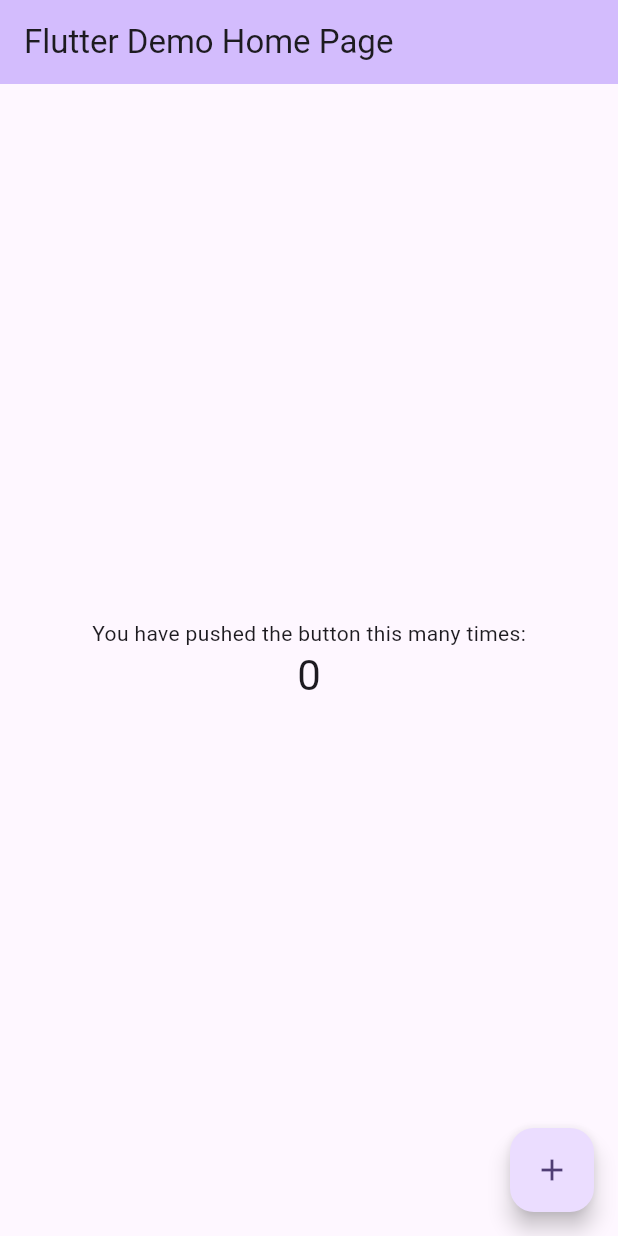
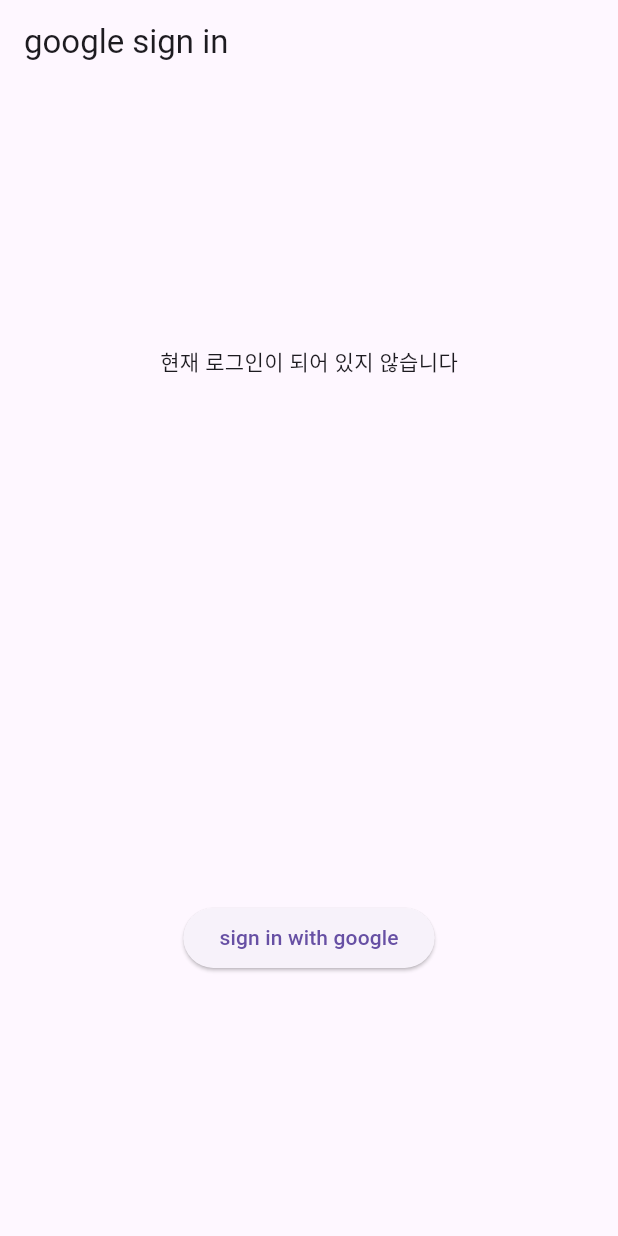
Before and after one commit to CourseMate-devs/CourseMate-Client, a Flutter app: the screen it shows after launch, on a phone screen of 412 x 824 dp. Run offline on Flutter 3.47's test engine with Material 3 defaults, Android fonts, the phone set to English and light mode, and no system bars; our stand-ins replace google_sign_in.

Commit message:
구글 oauth 구현

```diff
--- /dev/null
+++ b/lib/Model/temp.dart
@@ -0,0 +1,9 @@
+import 'package:google_sign_in/google_sign_in.dart';
+
+class TempModel{
+  GoogleSignInAccount? currentUser;
+
+  void setUser(GoogleSignInAccount? currentUser){
+    this.currentUser = currentUser;
+  }
+}
--- /dev/null
+++ b/lib/Presenter/auth/google_oauth.dart
@@ -0,0 +1,105 @@
+import 'dart:developer';
+
+import 'package:course_mate/Model/temp.dart';
+import 'package:flutter/material.dart';
+import 'package:google_sign_in/google_sign_in.dart';
+
+enum SignInType {
+  none,
+  google,
+  apple,
+}
+
+SignInType _currentSignInType = SignInType.none;
+
+class SocialLoginService {
+  /// Singleton Pattern
+  static final SocialLoginService _socialLoginService = SocialLoginService._();
+  SocialLoginService._();
+  factory SocialLoginService() {
+    return _socialLoginService;
+  }
+  final GoogleSignIn _googleSignIn = GoogleSignIn();
+  final TempModel tempModel = TempModel();
+
+  // 유저 상태의 변화를 체크한다
+  void onCurrentUserChanged(Function(GoogleSignInAccount? account) callback) {
+    _googleSignIn.onCurrentUserChanged.listen(callback);
+  }
+
+  // 유저 로그인을 유지시켜준다
+  void signInSilently() {
+    _googleSignIn.signInSilently();
+  }
+
+  Future<bool> googleLogin() async {
+    try {
+      GoogleSignInAccount? googleUser = await _googleSignIn.signIn();
+      if(googleUser == null){
+        return false;
+      }
+      tempModel.setUser(googleUser);
+      log('구글 로그인 대성공');
+
+      // 로그인 성공시 Google 인증 토큰 획득
+      GoogleSignInAuthentication googleAuth = await googleUser.authentication;
+      // 여기에서 서버로 Google 토큰을 보내서 사용자 인증 받기
+      // ~
+      // setSocialLoginAccountInfo(googleUser.email, 'GOOGLE');
+
+      return true;
+    } catch (error) {
+      log('google 로그인 fail: $error');
+      return false;
+    }
+  }
+  Future<bool> googleLogout() async {
+    try {
+      await _googleSignIn.signOut();
+      tempModel.setUser(null);
+      return true;
+    } catch(error) {
+      log("Google 로그아웃 실패");
+      return false;
+    }
+  }
+  /// Oauth -> 회원가입 과정
+  //모델에 구글 로그인을 통해 가져온 email 정보를 넣어준다.
+  // void setSocialLoginAccountInfo(String email, String provider) {
+  //   basicUser.email = email;
+  //   basicUser.oauthProvider = provider;
+  // }
+
+}
+
+
+///class _SignInState{
+  //구글 계정 정보 가져온다
+  // @override
+  // void initState() {
+  //   super.initState();
+  //   // 구글 account = _currentUser
+  //   _googleSignIn.onCurrentUserChanged.listen((GoogleSignInAccount? account) {
+  //     setState(() {
+  //       _currentUser = account;
+  //     });
+  //   });
+  //   //로그인한 상태 유지.
+  //   /*
+  //    * 1.저장된 인증 토큰 확인
+  //    * 2.유효한 토큰 O => 자동 로그인
+  //    * 3.상태 업데이트 (정보 업데이트)
+  //    */
+  //   _googleSignIn.signInSilently();
+  // }
+  // Future<void> _handleSignIn() async{
+  //   try{
+  //     await _googleSignIn.signIn();
+  //     setState(() {
+  //       _currentSignInType = SignInType.google;
+  //     });
+  //   } catch(error){
+  //     log("error sigining in: $error");
+  //   }
+  // }
+  // Future<void> _handleSignOut() => _googleSignIn.disconnect();
--- /dev/null
+++ b/lib/View/auth/login_screen.dart
@@ -0,0 +1,77 @@
+
+import 'package:course_mate/Model/temp.dart';
+import 'package:course_mate/Presenter/auth/google_oauth.dart';
+import 'package:flutter/material.dart';
+import 'package:google_sign_in/google_sign_in.dart';
+
+
+class LoginScreen extends StatefulWidget {
+  const LoginScreen({super.key});
+
+  @override
+  State<LoginScreen> createState() => _LoginScreenState();
+}
+
+class _LoginScreenState extends State<LoginScreen> {
+  final SocialLoginService _socialLoginService = SocialLoginService();
+
+  @override
+  void initState(){
+    super.initState();
+    _socialLoginService.onCurrentUserChanged((GoogleSignInAccount? account){
+      setState(() {
+        if(account != null) {
+          _socialLoginService.tempModel.setUser(account);
+        }else{
+
+        }
+      });
+    });
+    _socialLoginService.signInSilently();
+  }
+
+  Widget _buildBody(){
+    //_socialLoginService.googleLogout();
+    GoogleSignInAccount? user = _socialLoginService.tempModel.currentUser;
+    if( user != null){
+      return Column(
+        mainAxisAlignment: MainAxisAlignment.spaceAround,
+        children: <Widget>[
+          ListTile(
+            leading: GoogleUserCircleAvatar(identity: user),
+            title: Text(user.displayName ?? 'No Name'),
+            subtitle: Text(user.email),
+          ),
+          ElevatedButton(onPressed: () async{
+            await _socialLoginService.googleLogout();
+
+            }, child: const Text("sign out")
+          ),
+        ],
+      );
+    } else{
+      return Column(
+        mainAxisAlignment: MainAxisAlignment.spaceAround,
+        children: <Widget>[
+          const Text('현재 로그인이 되어 있지 않습니다'),
+          ElevatedButton(onPressed: () async{
+            await _socialLoginService.googleLogin();
+
+          }, child: const Text('sign in with google'))
+        ],
+      );
+    }
+  }
+  @override
+  Widget build(BuildContext context) {
+    return Scaffold(
+      appBar: AppBar(
+        title: const Text('google sign in'),
+      ),
+      body: ConstrainedBox(
+        constraints: const BoxConstraints.expand(),
+        child: _buildBody(),
+      )
+    );
+  }
+}
--- a/lib/main.dart
+++ b/lib/main.dart
@@ -1,3 +1,4 @@
+import 'package:course_mate/View/auth/login_screen.dart';
 import 'package:flutter/material.dart';
 
 void main() {
@@ -7,119 +8,14 @@
 class MyApp extends StatelessWidget {
   const MyApp({super.key});
 
-  // This widget is the root of your application.
   @override
   Widget build(BuildContext context) {
-    return MaterialApp(
-      title: 'Flutter Demo',
-      theme: ThemeData(
-        // This is the theme of your application.
-        //
-        // TRY THIS: Try running your application with "flutter run". You'll see
-        // the application has a blue toolbar. Then, without quitting the app,
-        // try changing the seedColor in the colorScheme below to Colors.green
-        // and then invoke "hot reload" (save your changes or press the "hot
-        // reload" button in a Flutter-supported IDE, or press "r" if you used
-        // the command line to start the app).
-        //
-        // Notice that the counter didn't reset back to zero; the application
-        // state is not lost during the reload. To reset the state, use hot
-        // restart instead.
-        //
-        // This works for code too, not just values: Most code changes can be
-        // tested with just a hot reload.
-        colorScheme: ColorScheme.fromSeed(seedColor: Colors.deepPurple),
-        useMaterial3: true,
-      ),
-      home: const MyHomePage(title: 'Flutter Demo Home Page'),
+    return const MaterialApp(
+      debugShowCheckedModeBanner: false,
+      home: Scaffold(
+        body: LoginScreen(),
+      )
     );
+    throw UnimplementedError();
   }
 }
-
-class MyHomePage extends StatefulWidget {
-  const MyHomePage({super.key, required this.title});
-
-  // This widget is the home page of your application. It is stateful, meaning
-  // that it has a State object (defined below) that contains fields that affect
-  // how it looks.
-
-  // This class is the configuration for the state. It holds the values (in this
-  // case the title) provided by the parent (in this case the App widget) and
-  // used by the build method of the State. Fields in a Widget subclass are
-  // always marked "final".
-
-  final String title;
-
-  @override
-  State<MyHomePage> createState() => _MyHomePageState();
-}
-
-class _MyHomePageState extends State<MyHomePage> {
-  int _counter = 0;
-
-  void _incrementCounter() {
-    setState(() {
-      // This call to setState tells the Flutter framework that something has
-      // changed in this State, which causes it to rerun the build method below
-      // so that the display can reflect the updated values. If we changed
-      // _counter without calling setState(), then the build method would not be
-      // called again, and so nothing would appear to happen.
-      _counter++;
-    });
-  }
-
-  @override
-  Widget build(BuildContext context) {
-    // This method is rerun every time setState is called, for instance as done
-    // by the _incrementCounter method above.
-    //
-    // The Flutter framework has been optimized to make rerunning build methods
-    // fast, so that you can just rebuild anything that needs updating rather
-    // than having to individually change instances of widgets.
-    return Scaffold(
-      appBar: AppBar(
-        // TRY THIS: Try changing the color here to a specific color (to
-        // Colors.amber, perhaps?) and trigger a hot reload to see the AppBar
-        // change color while the other colors stay the same.
-        backgroundColor: Theme.of(context).colorScheme.inversePrimary,
-        // Here we take the value from the MyHomePage object that was created by
-        // the App.build method, and use it to set our appbar title.
-        title: Text(widget.title),
-      ),
-      body: Center(
-        // Center is a layout widget. It takes a single child and positions it
-        // in the middle of the parent.
-        child: Column(
-          // Column is also a layout widget. It takes a list of children and
-          // arranges them vertically. By default, it sizes itself to fit its
-          // children horizontally, and tries to be as tall as its parent.
-          //
-          // Column has various properties to control how it sizes itself and
-          // how it positions its children. Here we use mainAxisAlignment to
-          // center the children vertically; the main axis here is the vertical
-          // axis because Columns are vertical (the cross axis would be
-          // horizontal).
-          //
-          // TRY THIS: Invoke "debug painting" (choose the "Toggle Debug Paint"
-          // action in the IDE, or press "p" in the console), to see the
-          // wireframe for each widget.
-          mainAxisAlignment: MainAxisAlignment.center,
-          children: <Widget>[
-            const Text(
-              'You have pushed the button this many times:',
-            ),
-            Text(
-              '$_counter',
-              style: Theme.of(context).textTheme.headlineMedium,
-            ),
-          ],
-        ),
-      ),
-      floatingActionButton: FloatingActionButton(
-        onPressed: _incrementCounter,
-        tooltip: 'Increment',
-        child: const Icon(Icons.add),
-      ), // This trailing comma makes auto-formatting nicer for build methods.
-    );
-  }
-}
--- a/pubspec.yaml
+++ b/pubspec.yaml
@@ -30,7 +30,7 @@
 dependencies:
   flutter:
     sdk: flutter
-
+  google_sign_in: ^6.1.6
 
   # The following adds the Cupertino Icons font to your application.
   # Use with the CupertinoIcons class for iOS style icons.
```
Also changed, not shown: pubspec.lock, 1 other file.
